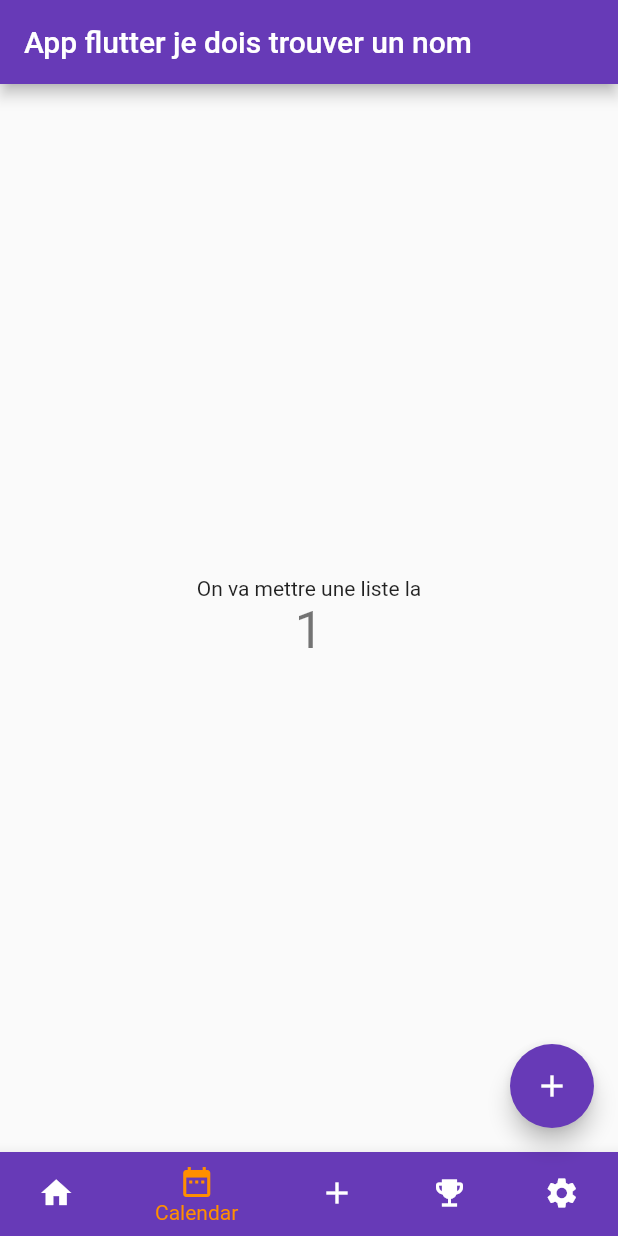
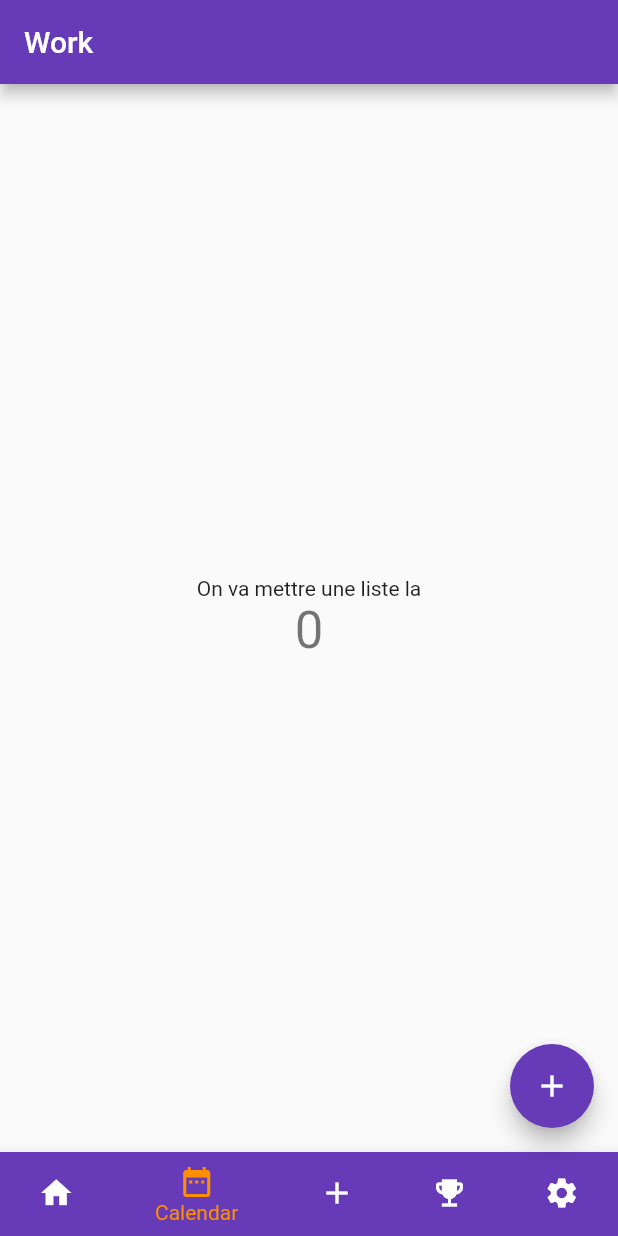
Before and after one commit to MelTripot/MuscleSchedule, a Flutter app: the screen it shows after launch, item 2 of the bottom bar chosen, after a tap on the "add" icon, on a phone screen of 412 x 824 dp. Run offline on Flutter 3.47's test engine with Material 2 defaults, Android fonts, the light colour scheme and no system bars.

Commit message:
NavBar update

```diff
--- a/muscle_schedule/lib/main.dart
+++ b/muscle_schedule/lib/main.dart
@@ -1,4 +1,6 @@
 import 'package:flutter/material.dart';
+import 'package:muscle_schedule/pages/calendar.dart';
+import 'package:muscle_schedule/pages/workout.dart';
 import 'package:muscle_schedule/widget/navgbar.dart';
 
 void main() {
@@ -49,42 +51,29 @@ class MyHomePage extends StatefulWidget {
 }
 
 class _MyHomePageState extends State<MyHomePage> {
-  int _counter = 0;
+  void _incrementCounter() {}
 
-  void _incrementCounter() {
-    setState(() {
-      _counter++;
-    });
+  var display = WorkoutPage();
+
+  Widget getpage() {
+    if (Navbar().page == 0) {
+      display = WorkoutPage();
+    } else if (Navbar().page == 1) {
+      return CalendarPage();
+    } else if (Navbar().page == 2) {
+      return WorkoutPage();
+    } else if (Navbar().page == 3) {
+      return WorkoutPage();
+    } else {
+      return WorkoutPage();
+    }
+    return WorkoutPage();
   }
 
   @override
   Widget build(BuildContext context) {
-    // This method is rerun every time setState is called, for instance as done
-    // by the _incrementCounter method above.
-    //
-    // The Flutter framework has been optimized to make rerunning build methods
-    // fast, so that you can just rebuild anything that needs updating rather
-    // than having to individually change instances of widgets.
     return Scaffold(
-      appBar: AppBar(
-        // Here we take the value from the MyHomePage object that was created by
-        // the App.build method, and use it to set our appbar title.
-        title: Text(widget.title),
-      ),
-      body: Center(
-        child: Column(
-          mainAxisAlignment: MainAxisAlignment.center,
-          children: <Widget>[
-            const Text(
-              'On va mettre une liste la',
-            ),
-            Text(
-              '$_counter',
-              style: Theme.of(context).textTheme.headline4,
-            ),
-          ],
-        ),
-      ),
+      body: getpage(),
       bottomNavigationBar: Navbar(),
       floatingActionButton: FloatingActionButton(
         onPressed: _incrementCounter,
--- a/muscle_schedule/lib/widget/navgbar.dart
+++ b/muscle_schedule/lib/widget/navgbar.dart
@@ -6,7 +6,7 @@ class Navbar extends StatefulWidget {
   @override
   State<Navbar> createState() => _NavbarState();
 
-  String Page = '';
+  int page = 0;
 }
 
 class _NavbarState extends State<Navbar> {
@@ -19,6 +19,7 @@ class _NavbarState extends State<Navbar> {
   void _onItemTapped(int index) {
     setState(() {
       _selectedIndex = index;
+      widget.page = index;
     });
   }
 
```
Also changed, not shown: muscle_schedule/lib/pages/calendar.dart (+2 -8 lines), muscle_schedule/lib/pages/workout.dart (+2 -8 lines).
